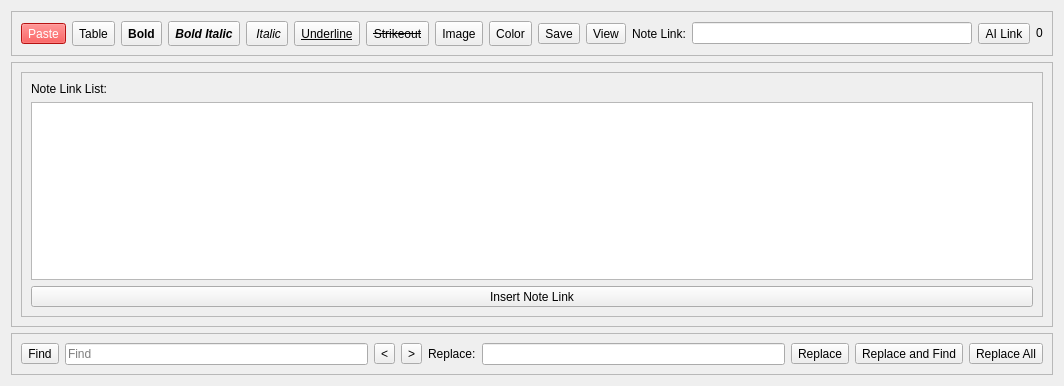
Old version of the form src/Notes/Notes.ui in the repository ic005k/Knot.
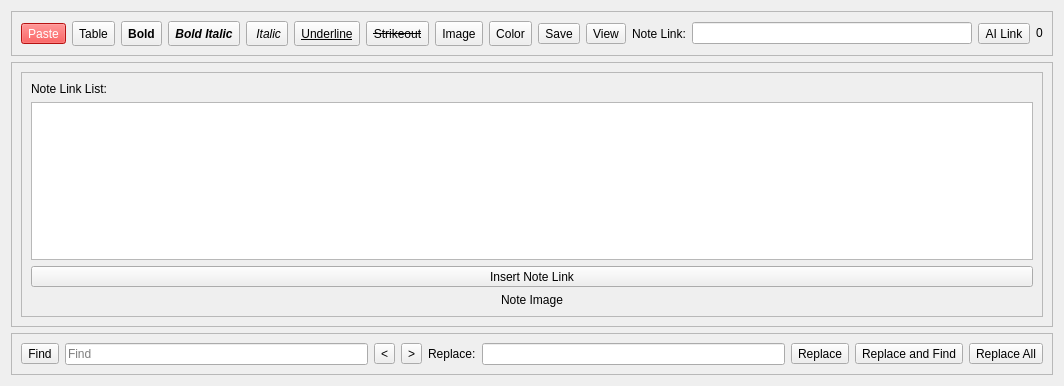
New version of the form. Icons and pictures are not drawn.

Commit message: New: Preview note links and images inside the note editor.

```diff
--- a/src/Notes/Notes.ui
+++ b/src/Notes/Notes.ui
@@ -573,6 +573,16 @@
                </property>
               </widget>
              </item>
+             <item>
+              <widget class="QLabel" name="lblNoteImage">
+               <property name="text">
+                <string>Note Image</string>
+               </property>
+               <property name="alignment">
+                <set>Qt::AlignmentFlag::AlignCenter</set>
+               </property>
+              </widget>
+             </item>
             </layout>
            </item>
           </layout>
```
The commit also changes 5 other files.
